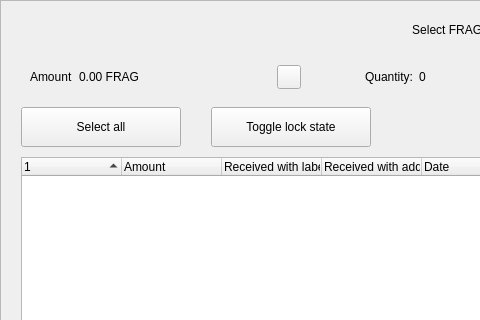
Before: the Qt Designer form src/qt/forms/coincontroldialog.ui in Game-Frag/game-frag-coin, drawn with Qt 5; both pictures show x 0 to 480 and y 0 to 320 of the 1000 by 650 pixel window.
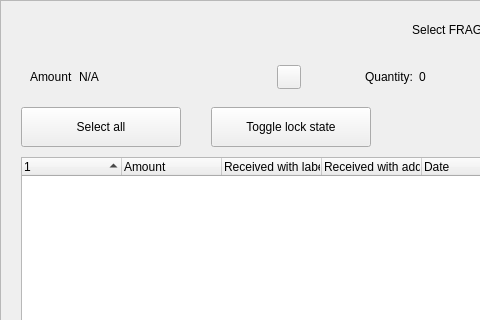
After: the same form once the commit is applied. Custom widgets are drawn as their Qt base class.

What changed in the file:
```diff
--- a/src/qt/forms/coincontroldialog.ui
+++ b/src/qt/forms/coincontroldialog.ui
@@ -144,7 +144,7 @@
            <item>
             <widget class="QLabel" name="labelCoinControlAmount">
              <property name="text">
-              <string>0.00 FRAG</string>
+              <string notr="true">N/A</string>
              </property>
             </widget>
            </item>
```
Left out of the diff: 6 changed lines with no effect on the pictures.
